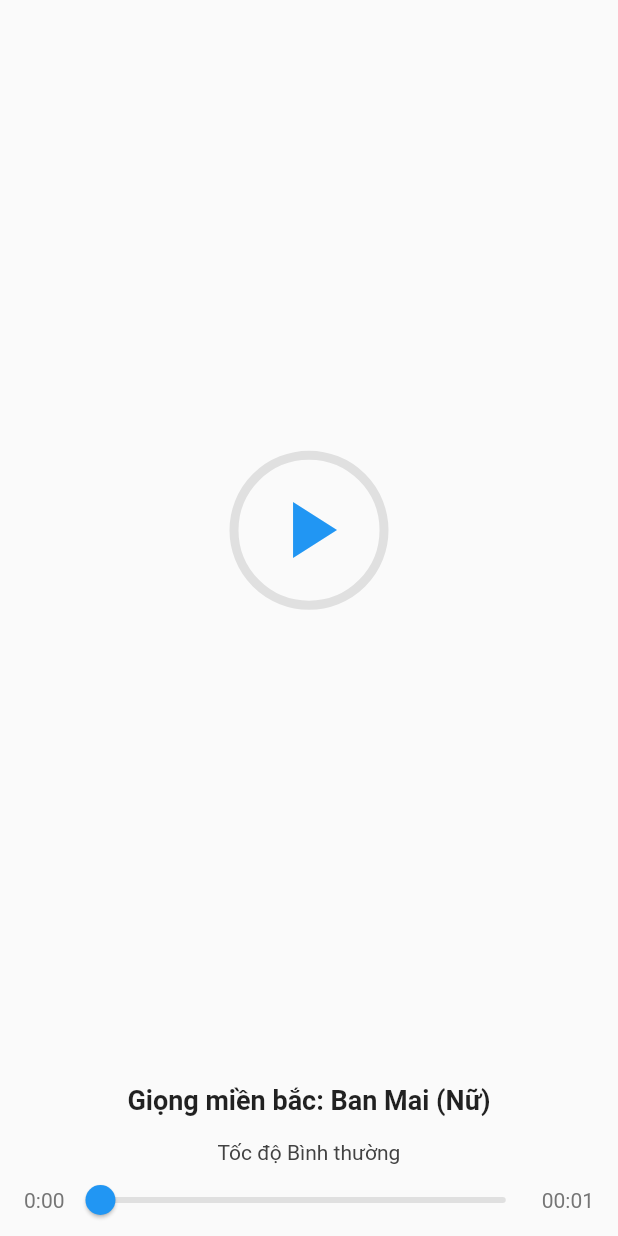
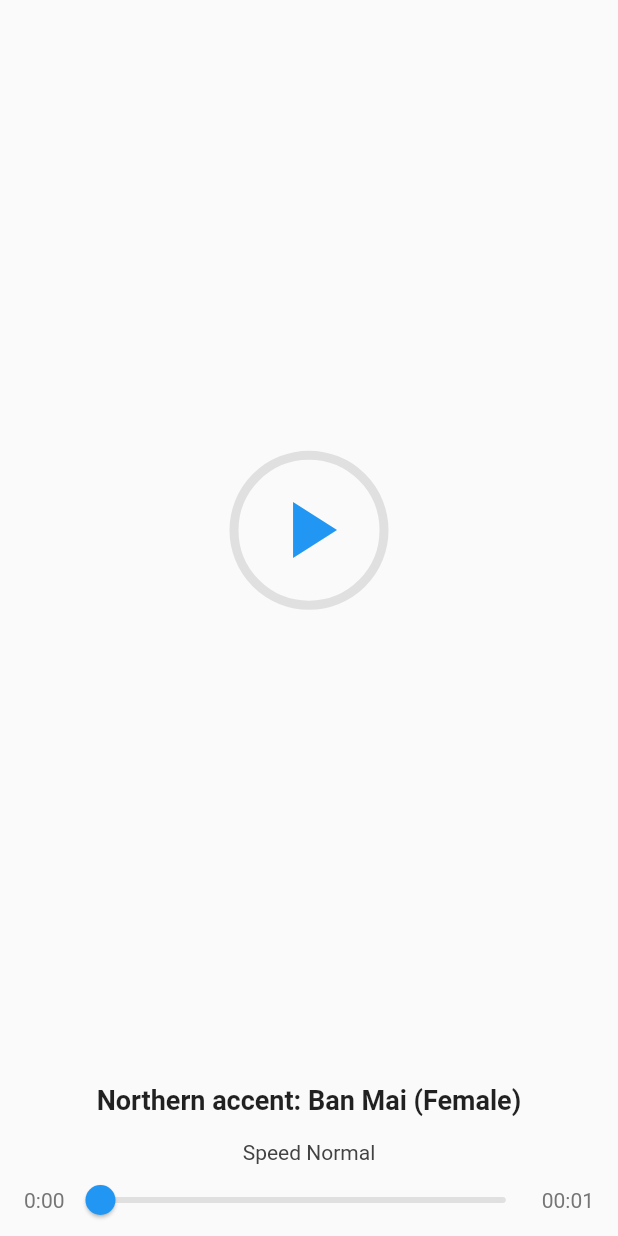
Before and after one commit to TruongAnim/giong_review_phim, a Flutter app: the AudioPlayerWidget widget shown alone on an empty page, opened directly with empty values, on a phone screen of 412 x 824 dp. Run offline on Flutter 3.47's test engine with Material 2 defaults, Android fonts, the phone set to English and light mode, and no system bars; our stand-ins replace audioplayers, dio, dropdown_button2, get, google_fonts, permission_handler and 1 more.

Commit message:
add multi language

```diff
--- /dev/null
+++ b/assets/lang/en.json
@@ -0,0 +1,36 @@
+{
+  "app-title": "Film Review Voice",
+  "enter-content": "Enter content here...",
+  "create-voice-reading": "Create voice reading",
+  "processing": "Processing...",
+  "save-file": "Save file to device",
+  "copy-link": "Copy MP3 file link",
+  "link-copied": "Copied the link to the clipboard.",
+  "success": "Success!!!",
+  "file-saved": "File saved to",
+  "error": "Error",
+  "assets-denied": "Access denied",
+  "get-permission": "Please go to app settings and grant storage access permission",
+  "empty-content": "Empty content",
+  "please-enter-content": "Please enter the content to create voice reading",
+  "content-is-too-long": "Content is too long",
+  "please-enter-below": "Please enter below 2500 characters",
+  "failed": "Failed",
+  "bm": "Northern accent: Ban Mai (Female)",
+  "lm": "Northern accent: Lê Minh (Male)",
+  "tm": "Central accent: Thu Minh (Female)",
+  "ma": "Central accent: Mỹ An (Female)",
+  "nl": "Central accent: Ngọc Lam (Female)",
+  "gh": "Central accent: Gia Huy (Male)",
+  "ln": "Southern accent: Lan Nhi (Female)",
+  "ls": "Southern accent: Linh San (Female)",
+  "mq": "Southern accent: Minh Quang (Male)",
+  "very-slow": "Very slow",
+  "slow":"Slow",
+  "quite-slow":"Quite slow",
+  "very-fast": "Very fast",
+  "fast": "Fast",
+  "quite-fast": "Quite fast",
+  "normal": "Normal",
+  "speed": "Speed"
+  }
--- a/lib/common_widgets/audio_player.dart
+++ b/lib/common_widgets/audio_player.dart
@@ -1,5 +1,6 @@
 import 'package:flutter/material.dart';
 import 'package:audioplayers/audioplayers.dart';
+import 'package:get/get.dart';
 import 'package:giongreviewphim/constants.dart';
 import 'package:giongreviewphim/models/convert_job.dart';
 import 'package:giongreviewphim/utils.dart';
@@ -106,7 +107,7 @@ class _AudioPlayerWidgetState extends State<AudioPlayerWidget> {
         Padding(
           padding: const EdgeInsets.symmetric(vertical: 16),
           child: Text(
-            Constants.voice[widget.job.voice].text,
+            Constants.voice[widget.job.voice].getText(),
             style: const TextStyle(
                 fontWeight: FontWeight.bold,
                 fontSize: 18,
@@ -114,7 +115,7 @@ class _AudioPlayerWidgetState extends State<AudioPlayerWidget> {
           ),
         ),
         Text(
-          'Tốc độ ${Constants.speed[widget.job.speed].text}',
+          '${"speed".tr} ${Constants.speed[widget.job.speed].getText()}',
           style: TextStyle(
             color: Colors.grey[800],
           ),
--- a/lib/common_widgets/download_file.dart
+++ b/lib/common_widgets/download_file.dart
@@ -43,7 +43,7 @@ class _DownloadScreenState extends State<DownloadScreen> {
   Widget build(BuildContext context) {
     return Center(
       child: AnimatedBtn(
-        text: 'Download',
+        text: "save-file".tr,
         icon: !_downloading
             ? const Icon(
                 Icons.download,
--- a/lib/common_widgets/dropdown_button.dart
+++ b/lib/common_widgets/dropdown_button.dart
@@ -27,7 +27,7 @@ class _DropdownOptionsState extends State<DropdownOptions> {
             child: Padding(
               padding: const EdgeInsets.all(8.0),
               child: Text(
-                item.text,
+                item.getText(),
                 style: const TextStyle(
                   fontSize: 14,
                 ),
--- a/lib/components/custom_textfield.dart
+++ b/lib/components/custom_textfield.dart
@@ -1,4 +1,5 @@
 import 'package:flutter/material.dart';
+import 'package:get/get.dart';
 import 'package:giongreviewphim/constants.dart';
 
 class CustomTextField extends StatefulWidget {
@@ -35,7 +36,7 @@ class _CustomTextFieldState extends State<CustomTextField> {
         maxLength: Constants.maxLength,
         keyboardType: TextInputType.multiline, // allows for multiline input
         decoration: InputDecoration(
-          hintText: 'Enter your text here', // placeholder text
+          hintText: "enter-content".tr, // placeholder text
           border: OutlineInputBorder(
             borderRadius: BorderRadius.circular(25),
           ), // add an outline border
--- a/lib/constants.dart
+++ b/lib/constants.dart
@@ -3,29 +3,31 @@ import 'package:giongreviewphim/models/options.dart';
 
 class Constants {
   static final List<Option> voice = [
-    Option(text: 'Giọng miền bắc: Ban Mai (Nữ)', value: 'banmai'),
-    Option(text: 'Giọng miền bắc: Lê Minh (Nam)', value: 'leminh'),
-    Option(text: 'Giọng miền bắc: Thu Minh (Nữ)', value: 'thuminh'),
-    Option(text: 'Giọng miền trung: Mỹ An (Nữ)', value: 'myan'),
-    Option(text: 'Giọng miền trung: Ngọc Lam (Nữ)', value: 'ngoclam'),
-    Option(text: 'Giọng miền trung: Gia Huy (Nam)', value: 'giahuy'),
-    Option(text: 'Giọng miền nam: Lan Nhi (Nữ)', value: 'lannhi'),
-    Option(text: 'Giọng miền nam: Linh San (Nữ)', value: 'linhsan'),
-    Option(text: 'Giọng miền nam: Minh Quang (Nam)', value: 'minhquang'),
+    Option(text: "bm", value: 'banmai'),
+    Option(text: "lm", value: 'leminh'),
+    Option(text: "tm", value: 'thuminh'),
+    Option(text: "ma", value: 'myan'),
+    Option(text: "nl", value: 'ngoclam'),
+    Option(text: "gh", value: 'giahuy'),
+    Option(text: "ln", value: 'lannhi'),
+    Option(text: "ls", value: 'linhsan'),
+    Option(text: "mq", value: 'minhquang'),
   ];
   static final List<Option> speed = [
-    Option(text: 'Bình thường', value: '0'),
-    Option(text: 'Rất chậm', value: '-3'),
-    Option(text: 'Chậm', value: '-2'),
-    Option(text: 'Hơi chậm', value: '-1'),
-    Option(text: 'Hơi nhanh', value: '1'),
-    Option(text: 'Nhanh', value: '2'),
-    Option(text: 'Rất nhanh', value: '3'),
+    Option(text: "normal", value: '0'),
+    Option(text: "very-slow", value: '-3'),
+    Option(text: "slow", value: '-2'),
+    Option(text: "quite-slow", value: '-1'),
+    Option(text: "quite-fast", value: '1'),
+    Option(text: "fast", value: '2'),
+    Option(text: "very-fast", value: '3'),
   ];
 
   static const String apiKey = '6QM7JU6XWxx2WVnxB5VHEw7ESGgj3RUZ';
   static const String apiUrl = 'https://api.fpt.ai/hmi/tts/v5';
   static const int maxLength = 2500;
+
+  static const String langPath = 'assets/lang/';
 }
 
 const Color backgroundColor2 = Color(0xFF17203A);
--- a/lib/main.dart
+++ b/lib/main.dart
@@ -1,20 +1,31 @@
+import 'dart:ui';
+
 import 'package:flutter/material.dart';
 import 'package:get/get.dart';
 import 'package:giongreviewphim/page_router.dart';
+import 'package:giongreviewphim/services/translations_service.dart';
 
 void main() async {
   WidgetsFlutterBinding.ensureInitialized();
-  runApp(const MyApp());
+  final translationService = TranslationService();
+  await translationService.init();
+  runApp(MyApp(
+    translationService: translationService,
+  ));
 }
 
 class MyApp extends StatelessWidget {
-  const MyApp({super.key});
+  const MyApp({super.key, required this.translationService});
+  final TranslationService translationService;
 
   @override
   Widget build(BuildContext context) {
     return GetMaterialApp(
       theme: ThemeData.light(),
       darkTheme: ThemeData.dark(),
+      translations: translationService,
+      locale: window.locale,
+      fallbackLocale: const Locale('en'),
       getPages: PageRouter.listPage,
       initialRoute: PageRouter.contentScreen,
       debugShowCheckedModeBanner: false,
--- a/lib/models/options.dart
+++ b/lib/models/options.dart
@@ -1,6 +1,11 @@
+import 'package:get/get.dart';
+
 class Option {
   final String text;
   final String value;
 
   Option({required this.text, required this.value});
+  String getText() {
+    return text.tr;
+  }
 }
--- /dev/null
+++ b/lib/services/translations_service.dart
@@ -0,0 +1,20 @@
+import 'package:get/get.dart';
+import 'package:giongreviewphim/constants.dart';
+import 'package:giongreviewphim/utils/json_utils.dart';
+
+class TranslationService extends Translations {
+  final JsonUtils _jsonUtils = JsonUtils.instance;
+
+  static const List<String> supportLangs = ['en', 'vi'];
+  final Map<String, dynamic> _localizedStrings = {};
+  Future<void> init() async {
+    for (String item in supportLangs) {
+      _localizedStrings[item] =
+          await _jsonUtils.loadJsonFile('${Constants.langPath}$item.json');
+    }
+  }
+
+  @override
+  Map<String, Map<String, String>> get keys =>
+      {for (var item in supportLangs) item: _localizedStrings[item]};
+}
--- /dev/null
+++ b/lib/utils/json_utils.dart
@@ -0,0 +1,22 @@
+import 'dart:convert';
+import 'package:flutter/services.dart';
+
+class JsonUtils {
+  JsonUtils._();
+  static final JsonUtils _instance = JsonUtils._();
+  static JsonUtils get instance => _instance;
+
+  Future<Map<String, String>> loadJsonFile(String filePath) async {
+    try {
+      String jsonString = await rootBundle.loadString(filePath);
+      Map<String, dynamic> jsonMap = json.decode(jsonString);
+
+      Map<String, String> translations = Map<String, String>.from(jsonMap);
+
+      return translations;
+    } catch (e) {
+      print('Error loading JSON file: $e');
+      return {};
+    }
+  }
+}
--- a/lib/views/content_screen.dart
+++ b/lib/views/content_screen.dart
@@ -65,7 +65,7 @@ class _ContentScreenState extends State<ContentScreen> {
                         ),
                       ),
                       child: Text(
-                        "Giọng Review Phim",
+                        "app-title".tr,
                         style: GoogleFonts.roboto(
                           fontSize: 30,
                           color: Colors.white,
@@ -110,7 +110,7 @@ class _ContentScreenState extends State<ContentScreen> {
                       height: 20,
                     ),
                     AnimatedBtn(
-                      text: "Convert to audio",
+                      text: "create-voice-reading".tr,
                       icon: const Icon(
                         Icons.keyboard_double_arrow_right,
                         color: Colors.white,
--- a/pubspec.yaml
+++ b/pubspec.yaml
@@ -69,6 +69,7 @@ flutter:
     - assets/Backgrounds/
     - assets/icons/
     - assets/RiveAssets/
+    - assets/lang/
   #   - images/a_dot_ham.jpeg
 
   # An image asset can refer to one or more resolution-specific "variants", see
```
Also changed, not shown: assets/lang/vi.json (added, +36 -0 lines), lib/common_widgets/copy_link.dart (+4 -4 lines), lib/common_widgets/loading_overlay.dart (+6 -5 lines), lib/controllers/content_controller.dart (+13 -11 lines), lib/services/download_service.dart (+4 -3 lines).
